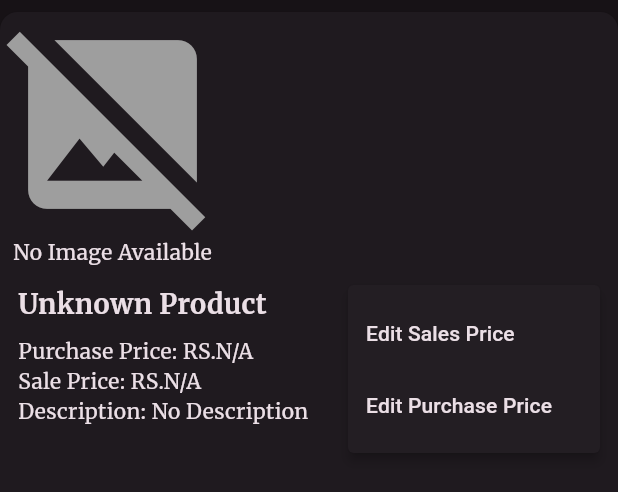
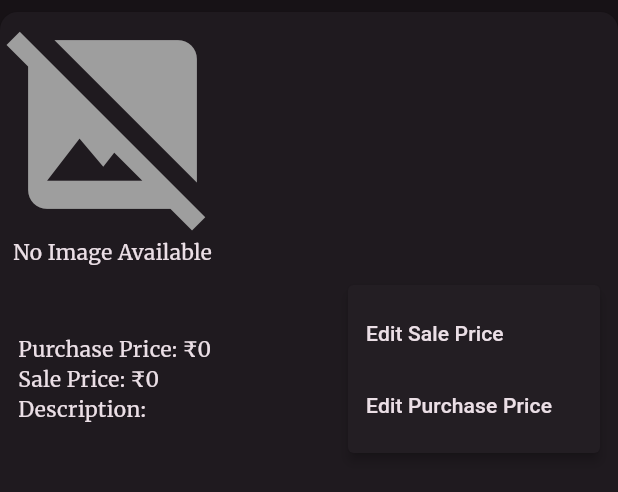
Before and after one commit to rhtmahour/go90Stores, a Flutter app: the ProductCard widget shown alone on an empty page, opened directly with empty values, after a tap on the "more vert" icon, on a phone screen of 412 x 824 dp. Shown: the top 492 px of the screen. Run offline on Flutter 3.47's test engine with Material 3 defaults, Android fonts, the phone set to English and light mode, and no system bars; our stand-ins replace cloud_firestore, csv, file_picker, firebase_auth, firebase_core, firebase_database and 3 more; accounts and stored records are empty.

Commit message:
code on date 17-01-2025

```diff
--- a/lib/productcard.dart
+++ b/lib/productcard.dart
@@ -3,25 +3,28 @@ import 'package:flutter/material.dart';
 import 'package:shimmer/shimmer.dart';
 
 class ProductCard extends StatelessWidget {
-  final Map<String, String> product;
+  final Map<String, dynamic> product;
   final Function() onUpdate;
   final String storeId;
 
   const ProductCard({
-    super.key,
+    Key? key,
     required this.product,
     required this.onUpdate,
     required this.storeId,
-  });
+  }) : super(key: key);
 
   @override
   Widget build(BuildContext context) {
     String imageUrl = product['productImage']?.trim() ?? '';
     String shortDescription = product['description'] != null
-        ? product['description']!.length > 50
-            ? '${product['description']!.substring(0, 50)}...'
-            : product['description']!
+        ? product['description'].length > 50
+            ? '${product['description'].substring(0, 50)}...'
+            : product['description']
         : 'No Description';
+
+    String salePrice = product['salePrice']?.toString() ?? 'N/A';
+    String purchasePrice = product['purchasePrice']?.toString() ?? 'N/A';
 
     return Card(
       elevation: 4,
@@ -87,8 +90,8 @@ class ProductCard extends StatelessWidget {
                       ),
                       const SizedBox(height: 8),
                       Text(
-                        "Purchase Price: \RS.${product['purchasePrice'] ?? 'N/A'}\n"
-                        "Sale Price: \RS.${product['salePrice'] ?? 'N/A'}\n"
+                        "Purchase Price: ₹$purchasePrice\n"
+                        "Sale Price: ₹$salePrice\n"
                         "Description: $shortDescription",
                       ),
                     ],
@@ -96,26 +99,24 @@ class ProductCard extends StatelessWidget {
                 ),
                 PopupMenuButton<String>(
                   onSelected: (value) {
-                    if (value == 'Edit Sales Price') {
-                      _showEditDialog(
-                          context, 'Sale Price', product['salePrice'],
+                    if (value == 'Edit Sale Price') {
+                      _showEditDialog(context, 'Sale Price', salePrice,
                           (newValue) {
-                        _updateProductPrice(context, product['key']!,
-                            'salePrice', newValue, storeId);
+                        _updateProductPrice(
+                            context, product['key'], 'salePrice', newValue);
                       });
                     } else if (value == 'Edit Purchase Price') {
-                      _showEditDialog(
-                          context, 'Purchase Price', product['purchasePrice'],
+                      _showEditDialog(context, 'Purchase Price', purchasePrice,
                           (newValue) {
-                        _updateProductPrice(context, product['key']!,
-                            'purchasePrice', newValue, storeId);
+                        _updateProductPrice(
+                            context, product['key'], 'purchasePrice', newValue);
                       });
                     }
                   },
                   itemBuilder: (context) => [
                     const PopupMenuItem(
-                      value: 'Edit Sales Price',
-                      child: Text('Edit Sales Price'),
+                      value: 'Edit Sale Price',
+                      child: Text('Edit Sale Price'),
                     ),
                     const PopupMenuItem(
                       value: 'Edit Purchase Price',
@@ -132,7 +133,7 @@ class ProductCard extends StatelessWidget {
   }
 
   void _showEditDialog(BuildContext context, String priceType,
-      String? currentValue, Function(String) onSubmit) {
+      String currentValue, Function(String) onSubmit) {
     final TextEditingController controller =
         TextEditingController(text: currentValue);
 
@@ -164,12 +165,14 @@ class ProductCard extends StatelessWidget {
     );
   }
 
-  void _updateProductPrice(BuildContext context, String key, String field,
-      String newValue, String storeId) async {
-    final databaseRef = FirebaseDatabase.instance.ref('products/$storeId/$key');
+  void _updateProductPrice(
+      BuildContext context, String key, String field, String newValue) async {
+    final databaseRef = FirebaseDatabase.instance
+        .ref('products/$storeId/$key'); // Ensure correct path
 
     try {
-      await databaseRef.update({field: newValue});
+      // Convert the new value to double before updating
+      await databaseRef.update({field: double.parse(newValue)});
       onUpdate(); // Refresh the UI
       ScaffoldMessenger.of(context).showSnackBar(
         const SnackBar(content: Text('Product price updated successfully!')),
```
Also changed, not shown: lib/mystore.dart (+29 -22 lines).
